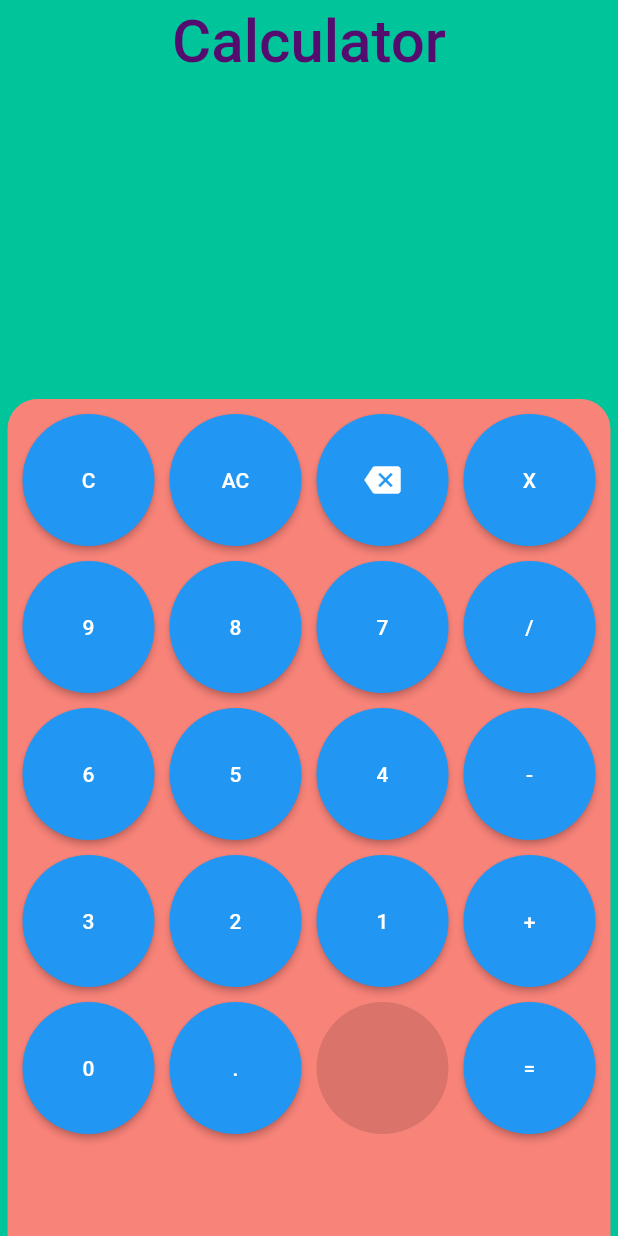
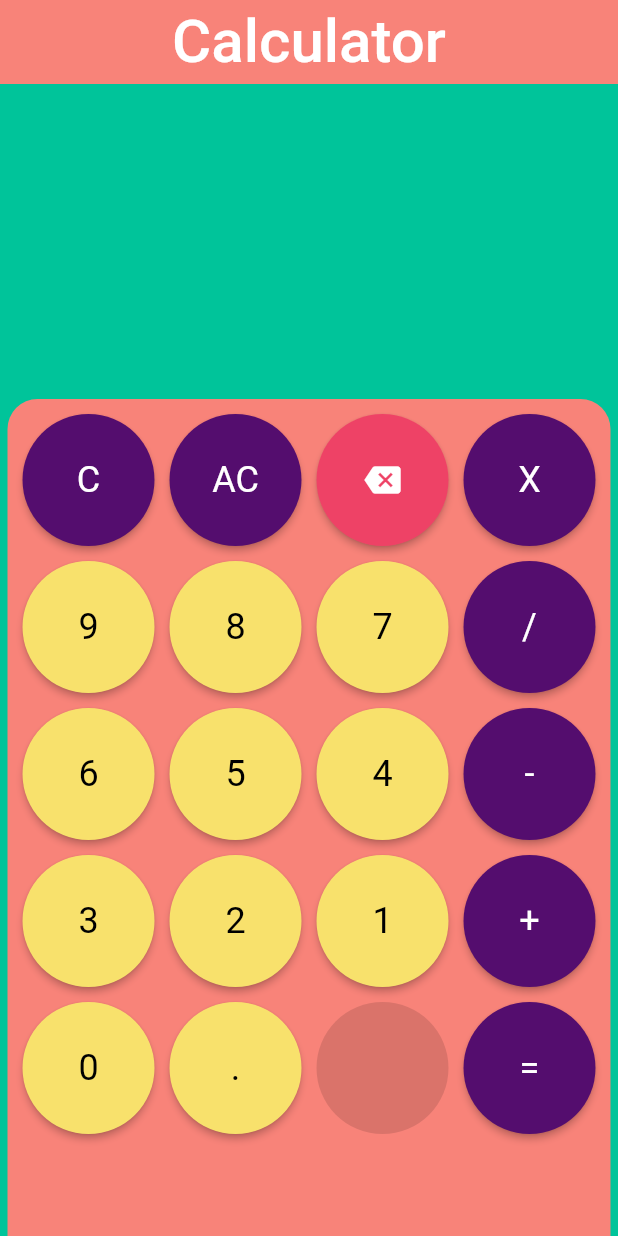
Before and after one commit to bilab-thapa/Calculator-Flutter, a Flutter app: the screen it shows after launch, on a phone screen of 412 x 824 dp. Run offline on Flutter 3.47's test engine with Material 2 defaults, Android fonts, the phone set to English and light mode, and no system bars.

Commit message:
UI Changes

```diff
--- a/lib/calculator.dart
+++ b/lib/calculator.dart
@@ -68,10 +68,10 @@ class _CalculatorState extends State<Calculator> {
     return Scaffold(
       backgroundColor: MyColor.bg1,
       appBar: AppBar(
-        backgroundColor: MyColor.bg1,
-        title: Text(
+        backgroundColor: MyColor.bg2,
+        title: const Text(
           'Calculator',
-          style: TextStyle(fontSize: 40, color: MyColor.operators),
+          style: TextStyle(fontSize: 40),
         ),
         centerTitle: true,
         elevation: 0,
@@ -121,140 +121,187 @@ class _CalculatorState extends State<Calculator> {
                   children: [
                     //AC
                     ElevatedButton(
-                      style:
-                          ElevatedButton.styleFrom(shape: const CircleBorder()),
+                      style: ElevatedButton.styleFrom(
+                          primary: MyColor.operators,
+                          textStyle: const TextStyle(fontSize: 24),
+                          shape: const CircleBorder()),
                       onPressed: () => buttonPress('C'),
                       child: const Text('C'),
                     ),
 
                     //+/-
                     ElevatedButton(
-                      style:
-                          ElevatedButton.styleFrom(shape: const CircleBorder()),
+                      style: ElevatedButton.styleFrom(
+                          primary: MyColor.operators,
+                          textStyle: const TextStyle(fontSize: 24),
+                          shape: const CircleBorder()),
                       onPressed: () => buttonPress('AC'),
                       child: const Text('AC'),
                     ),
 
                     //
                     ElevatedButton(
-                      style:
-                          ElevatedButton.styleFrom(shape: const CircleBorder()),
+                      style: ElevatedButton.styleFrom(
+                          primary: MyColor.delete,
+                          textStyle: const TextStyle(fontSize: 24),
+                          shape: const CircleBorder()),
                       onPressed: () => buttonPress('<'),
                       child: const Icon(Icons.backspace),
                     ),
 
                     ElevatedButton(
-                      style:
-                          ElevatedButton.styleFrom(shape: const CircleBorder()),
+                      style: ElevatedButton.styleFrom(
+                          primary: MyColor.operators,
+                          textStyle: const TextStyle(fontSize: 24),
+                          shape: const CircleBorder()),
                       onPressed: () => buttonPress('X'),
                       child: const Text('X'),
                     ),
 
                     //
                     ElevatedButton(
-                      style:
-                          ElevatedButton.styleFrom(shape: const CircleBorder()),
+                      style: ElevatedButton.styleFrom(
+                          primary: MyColor.number,
+                          onPrimary: Colors.black,
+                          textStyle: const TextStyle(fontSize: 24),
+                          shape: const CircleBorder()),
                       onPressed: () => buttonPress('9'),
                       child: const Text('9'),
                     ),
 
                     //
                     ElevatedButton(
-                      style:
-                          ElevatedButton.styleFrom(shape: const CircleBorder()),
+                      style: ElevatedButton.styleFrom(
+                          primary: MyColor.number,
+                          onPrimary: Colors.black,
+                          textStyle: const TextStyle(fontSize: 24),
+                          shape: const CircleBorder()),
                       onPressed: () => buttonPress('8'),
                       child: const Text('8'),
                     ),
 
                     //
                     ElevatedButton(
-                      style:
-                          ElevatedButton.styleFrom(shape: const CircleBorder()),
+                      style: ElevatedButton.styleFrom(
+                          primary: MyColor.number,
+                          onPrimary: Colors.black,
+                          textStyle: const TextStyle(fontSize: 24),
+                          shape: const CircleBorder()),
                       onPressed: () => buttonPress('7'),
                       child: const Text('7'),
                     ),
 
                     //
                     ElevatedButton(
-                      style:
-                          ElevatedButton.styleFrom(shape: const CircleBorder()),
+                      style: ElevatedButton.styleFrom(
+                          primary: MyColor.operators,
+                          textStyle: const TextStyle(fontSize: 24),
+                          shape: const CircleBorder()),
                       onPressed: () => buttonPress('/'),
                       child: const Text('/'),
                     ),
 
                     //
                     ElevatedButton(
-                      style:
-                          ElevatedButton.styleFrom(shape: const CircleBorder()),
+                      style: ElevatedButton.styleFrom(
+                          primary: MyColor.number,
+                          onPrimary: Colors.black,
+                          textStyle: const TextStyle(fontSize: 24),
+                          shape: const CircleBorder()),
                       onPressed: () => buttonPress('6'),
                       child: const Text('6'),
                     ),
 
                     //
                     ElevatedButton(
-                      style:
-                          ElevatedButton.styleFrom(shape: const CircleBorder()),
+                      style: ElevatedButton.styleFrom(
+                          primary: MyColor.number,
+                          onPrimary: Colors.black,
+                          textStyle: const TextStyle(fontSize: 24),
+                          shape: const CircleBorder()),
                       onPressed: () => buttonPress('5'),
                       child: const Text('5'),
                     ),
 
                     //
                     ElevatedButton(
-                      style:
-                          ElevatedButton.styleFrom(shape: const CircleBorder()),
+                      style: ElevatedButton.styleFrom(
+                          primary: MyColor.number,
+                          onPrimary: Colors.black,
+                          textStyle: const TextStyle(fontSize: 24),
+                          shape: const CircleBorder()),
                       onPressed: () => buttonPress('4'),
                       child: const Text('4'),
                     ),
 
                     //
                     ElevatedButton(
-                      style:
-                          ElevatedButton.styleFrom(shape: const CircleBorder()),
+                      style: ElevatedButton.styleFrom(
+                          primary: MyColor.operators,
+                          textStyle: const TextStyle(fontSize: 24),
+                          shape: const CircleBorder()),
                       child: const Text('-'),
                       onPressed: () => buttonPress('-'),
                     ),
 
                     //
                     ElevatedButton(
-                      style:
-                          ElevatedButton.styleFrom(shape: const CircleBorder()),
+                      style: ElevatedButton.styleFrom(
+                          primary: MyColor.number,
+                          onPrimary: Colors.black,
+                          textStyle: const TextStyle(fontSize: 24),
+                          shape: const CircleBorder()),
                       onPressed: () => buttonPress('3'),
                       child: const Text('3'),
                     ),
 
                     //
                     ElevatedButton(
-                      style:
-                          ElevatedButton.styleFrom(shape: const CircleBorder()),
+                      style: ElevatedButton.styleFrom(
+                          primary: MyColor.number,
+                          onPrimary: Colors.black,
+                          textStyle: const TextStyle(fontSize: 24),
+                          shape: const CircleBorder()),
                       onPressed: () => buttonPress('2'),
                       child: const Text('2'),
                     ),
 
                     //
                     ElevatedButton(
-                      style:
-                          ElevatedButton.styleFrom(shape: const CircleBorder()),
+                      style: ElevatedButton.styleFrom(
+                          primary: MyColor.number,
+                          onPrimary: Colors.black,
+                          textStyle: const TextStyle(fontSize: 24),
+                          shape: const CircleBorder()),
                       onPressed: () => buttonPress('1'),
                       child: const Text('1'),
                     ),
 
                     //
                     ElevatedButton(
-                      style:
-                          ElevatedButton.styleFrom(shape: const CircleBorder()),
+                      style: ElevatedButton.styleFrom(
+                          primary: MyColor.operators,
+                          textStyle: const TextStyle(fontSize: 24),
+                          shape: const CircleBorder()),
                       onPressed: () => buttonPress('+'),
                       child: const Text('+'),
                     ),
                     ElevatedButton(
-                      style:
-                          ElevatedButton.styleFrom(shape: const CircleBorder()),
+                      style: ElevatedButton.styleFrom(
+                          primary: MyColor.number,
+                          onPrimary: Colors.black,
+                          textStyle: const TextStyle(fontSize: 24),
+                          shape: const CircleBorder()),
                       onPressed: () => buttonPress('0'),
                       child: const Text('0'),
                     ),
                     //
                     ElevatedButton(
-                      style:
-                          ElevatedButton.styleFrom(shape: const CircleBorder()),
+                      style: ElevatedButton.styleFrom(
+                          primary: MyColor.number,
+                          onPrimary: Colors.black,
+                          textStyle: const TextStyle(fontSize: 24),
+                          shape: const CircleBorder()),
                       onPressed: () => buttonPress('.'),
                       child: const Text('.'),
                     ),
@@ -266,8 +313,10 @@ class _CalculatorState extends State<Calculator> {
                     ),
                     //
                     ElevatedButton(
-                      style:
-                          ElevatedButton.styleFrom(shape: const CircleBorder()),
+                      style: ElevatedButton.styleFrom(
+                          primary: MyColor.operators,
+                          textStyle: const TextStyle(fontSize: 24),
+                          shape: const CircleBorder()),
                       onPressed: () => buttonPress('='),
                       child: const Text('='),
                     ),
```
